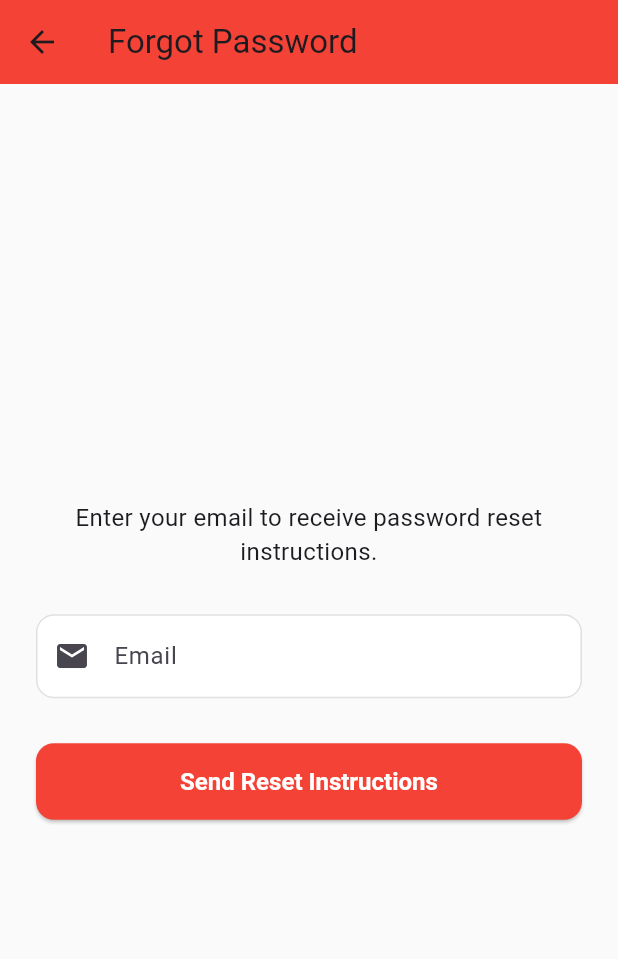
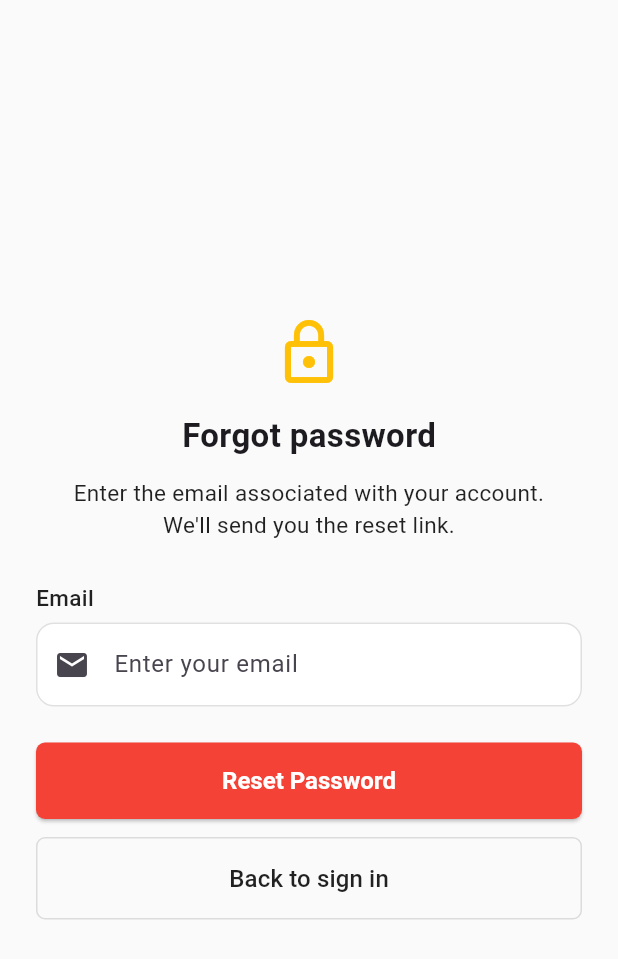
Before and after one commit to kitciruelas/Proteq-MobileApp, a Flutter app: the ForgetPasswordScreen screen opened directly, on a phone screen of 412 x 824 dp. Shown: the top 959 px of the screen. Run offline on Flutter 3.47's test engine with Material 3 defaults, Android fonts, the phone set to English and light mode, and no system bars; our stand-ins replace dio, file_picker, flutter_map, geolocator, latlong2, pin_code_fields and 2 more; accounts and stored records are empty.

Commit message:
Fix and update

```diff
--- /dev/null
+++ b/devtools_options.yaml
@@ -0,0 +1,3 @@
+description: This file stores settings for Dart & Flutter DevTools.
+documentation: https://docs.flutter.dev/tools/devtools/extensions#configure-extension-enablement-states
+extensions:
--- a/lib/login_screens/forget_password.dart
+++ b/lib/login_screens/forget_password.dart
@@ -1,4 +1,6 @@
 import 'package:flutter/material.dart';
+import '../api/authentication.dart';
+import 'otp_screen.dart';
 
 class ForgetPasswordScreen extends StatefulWidget {
   const ForgetPasswordScreen({super.key});
@@ -21,45 +23,74 @@ class _ForgetPasswordScreenState extends State<ForgetPasswordScreen> {
   Future<void> _submit() async {
     if (!_formKey.currentState!.validate()) return;
     setState(() { _isLoading = true; });
-    await Future.delayed(const Duration(seconds: 2)); // Simulate API call
+    final result = await AuthenticationApi.forgotPassword(_emailController.text.trim());
     if (mounted) {
       setState(() { _isLoading = false; });
       ScaffoldMessenger.of(context).showSnackBar(
-        const SnackBar(
-          content: Text('Password reset instructions sent to your email.'),
-          backgroundColor: Colors.green,
+        SnackBar(
+          content: Text(result['message'] ?? 'Unknown error'),
+          backgroundColor: result['success'] == true ? Colors.green : Colors.red,
         ),
       );
+      if (result['success'] == true) {
+        Navigator.of(context).push(
+          MaterialPageRoute(
+            builder: (context) => OtpScreen(email: _emailController.text.trim()),
+          ),
+        );
+      }
     }
   }
 
   @override
   Widget build(BuildContext context) {
     return Scaffold(
-      appBar: AppBar(
-        title: const Text('Forgot Password'),
-        backgroundColor: Colors.red,
-      ),
-      body: Padding(
-        padding: const EdgeInsets.all(24.0),
-        child: Center(
-          child: SingleChildScrollView(
+      body: Center(
+        child: SingleChildScrollView(
+          child: Padding(
+            padding: const EdgeInsets.symmetric(horizontal: 24, vertical: 32),
             child: Form(
               key: _formKey,
               child: Column(
-                mainAxisAlignment: MainAxisAlignment.center,
+                mainAxisSize: MainAxisSize.min,
                 children: [
+                  const Icon(
+                    Icons.lock_outline,
+                    size: 48,
+                    color: Colors.amber,
+                  ),
+                  const SizedBox(height: 16),
                   const Text(
-                    'Enter your email to receive password reset instructions.',
-                    style: TextStyle(fontSize: 16),
+                    'Forgot password',
+                    style: TextStyle(
+                      fontSize: 22,
+                      fontWeight: FontWeight.bold,
+                    ),
+                  ),
+                  const SizedBox(height: 12),
+                  const Text(
+                    'Enter the email associated with your account.\nWe\'ll send you the reset link.',
+                    style: TextStyle(fontSize: 15, color: Colors.black87),
                     textAlign: TextAlign.center,
                   ),
-                  const SizedBox(height: 30),
+                  const SizedBox(height: 28),
+                  Align(
+                    alignment: Alignment.centerLeft,
+                    child: Text(
+                      'Email',
+                      style: TextStyle(
+                        fontWeight: FontWeight.w500,
+                        fontSize: 15,
+                        color: Colors.black87,
+                      ),
+                    ),
+                  ),
+                  const SizedBox(height: 6),
                   TextFormField(
                     controller: _emailController,
                     keyboardType: TextInputType.emailAddress,
                     decoration: const InputDecoration(
-                      labelText: 'Email',
+                      hintText: 'Enter your email',
                       border: OutlineInputBorder(),
                       prefixIcon: Icon(Icons.email),
                     ),
@@ -73,7 +104,7 @@ class _ForgetPasswordScreenState extends State<ForgetPasswordScreen> {
                       return null;
                     },
                   ),
-                  const SizedBox(height: 30),
+                  const SizedBox(height: 24),
                   SizedBox(
                     width: double.infinity,
                     child: ElevatedButton(
@@ -81,6 +112,9 @@ class _ForgetPasswordScreenState extends State<ForgetPasswordScreen> {
                       style: ElevatedButton.styleFrom(
                         backgroundColor: Colors.red,
                         padding: const EdgeInsets.symmetric(vertical: 16),
+                        shape: RoundedRectangleBorder(
+                          borderRadius: BorderRadius.circular(6),
+                        ),
                       ),
                       child: _isLoading
                           ? const SizedBox(
@@ -92,13 +126,34 @@ class _ForgetPasswordScreenState extends State<ForgetPasswordScreen> {
                               ),
                             )
                           : const Text(
-                              'Send Reset Instructions',
+                              'Reset Password',
                               style: TextStyle(
                                 color: Colors.white,
                                 fontSize: 16,
                                 fontWeight: FontWeight.bold,
                               ),
                             ),
+                    ),
+                  ),
+                  const SizedBox(height: 12),
+                  SizedBox(
+                    width: double.infinity,
+                    child: OutlinedButton(
+                      onPressed: () => Navigator.of(context).pop(),
+                      style: OutlinedButton.styleFrom(
+                        padding: const EdgeInsets.symmetric(vertical: 16),
+                        side: const BorderSide(color: Colors.black12),
+                        shape: RoundedRectangleBorder(
+                          borderRadius: BorderRadius.circular(6),
+                        ),
+                      ),
+                      child: const Text(
+                        'Back to sign in',
+                        style: TextStyle(
+                          color: Colors.black87,
+                          fontSize: 16,
+                        ),
+                      ),
                     ),
                   ),
                 ],
--- a/pubspec.yaml
+++ b/pubspec.yaml
@@ -30,6 +30,7 @@ environment:
 dependencies:
   flutter:
     sdk: flutter
+  pin_code_fields: ^8.0.1
 
   # The following adds the Cupertino Icons font to your application.
   # Use with the CupertinoIcons class for iOS style icons.
```
Also changed, not shown: lib/api/authentication.dart (+94 -0 lines), lib/login_screens/new_password_screen.dart (added, +175 -0 lines), lib/login_screens/otp_screen.dart (added, +213 -0 lines), lib/services/user_service.dart (+11 -0 lines), pubspec.lock, 2 other files.
